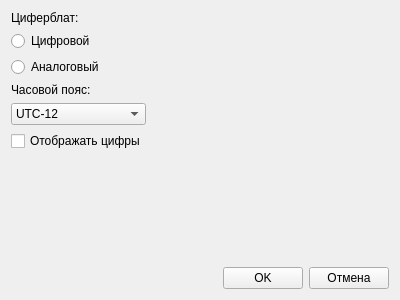
Qt form Ui/ClockSettingsUi.ui (m-i-h-v/QT-Project) before a commit.
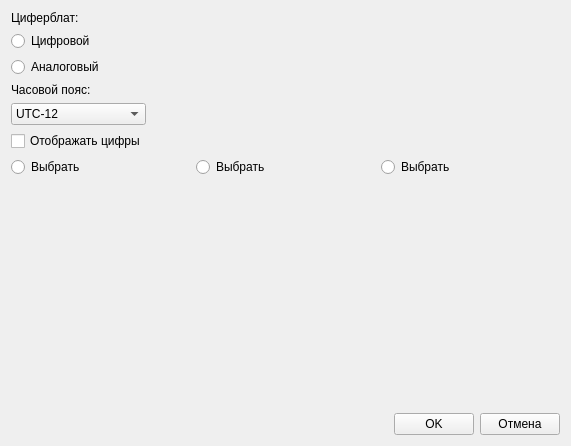
The same form after that commit.

Diff of the .ui file:
```diff
--- a/Ui/ClockSettingsUi.ui
+++ b/Ui/ClockSettingsUi.ui
@@ -6,8 +6,8 @@
    <rect>
     <x>0</x>
     <y>0</y>
-    <width>400</width>
-    <height>300</height>
+    <width>571</width>
+    <height>446</height>
    </rect>
   </property>
   <property name="windowTitle">
@@ -249,19 +249,6 @@
        </property>
       </widget>
      </item>
-     <item>
-      <spacer name="verticalSpacer">
-       <property name="orientation">
-        <enum>Qt::Vertical</enum>
-       </property>
-       <property name="sizeHint" stdset="0">
-        <size>
-         <width>20</width>
-         <height>40</height>
-        </size>
-       </property>
-      </spacer>
-     </item>
     </layout>
    </item>
    <item row="0" column="1">
@@ -277,7 +264,7 @@
      </property>
     </spacer>
    </item>
-   <item row="2" column="0" colspan="2">
+   <item row="3" column="0" colspan="2">
     <layout class="QHBoxLayout" name="ButtonLayout">
      <item>
       <spacer name="horizontalSpacer">
@@ -311,12 +298,32 @@
    <item row="1" column="0" colspan="2">
     <layout class="QHBoxLayout" name="horizontalLayout">
      <item>
+      <layout class="QVBoxLayout" name="verticalLayout_3">
+       <item>
+        <widget class="QRadioButton" name="CoefficientRadioButton_1">
+         <property name="text">
+          <string>Выбрать</string>
+         </property>
+        </widget>
+       </item>
+       <item>
       <widget class="QLabel" name="ClockFaceLabel_1">
        <property name="text">
         <string/>
        </property>
       </widget>
      </item>
+      </layout>
+     </item>
+     <item>
+      <layout class="QVBoxLayout" name="verticalLayout_4">
+       <item>
+        <widget class="QRadioButton" name="CoefficientRadioButton_2">
+         <property name="text">
+          <string>Выбрать</string>
+         </property>
+        </widget>
+       </item>
      <item>
       <widget class="QLabel" name="ClockFaceLabel_2">
        <property name="text">
@@ -324,6 +331,17 @@
        </property>
       </widget>
      </item>
+      </layout>
+     </item>
+     <item>
+      <layout class="QVBoxLayout" name="verticalLayout_5">
+       <item>
+        <widget class="QRadioButton" name="CoefficientRadioButton_3">
+         <property name="text">
+          <string>Выбрать</string>
+         </property>
+        </widget>
+       </item>
      <item>
       <widget class="QLabel" name="ClockFaceLabel_3">
        <property name="text">
@@ -332,6 +350,21 @@
       </widget>
      </item>
     </layout>
+     </item>
+    </layout>
+   </item>
+   <item row="2" column="0">
+    <spacer name="verticalSpacer">
+     <property name="orientation">
+      <enum>Qt::Vertical</enum>
+     </property>
+     <property name="sizeHint" stdset="0">
+      <size>
+       <width>20</width>
+       <height>40</height>
+      </size>
+     </property>
+    </spacer>
    </item>
   </layout>
  </widget>
```
Lines whose indentation alone changed are shown as unchanged.
